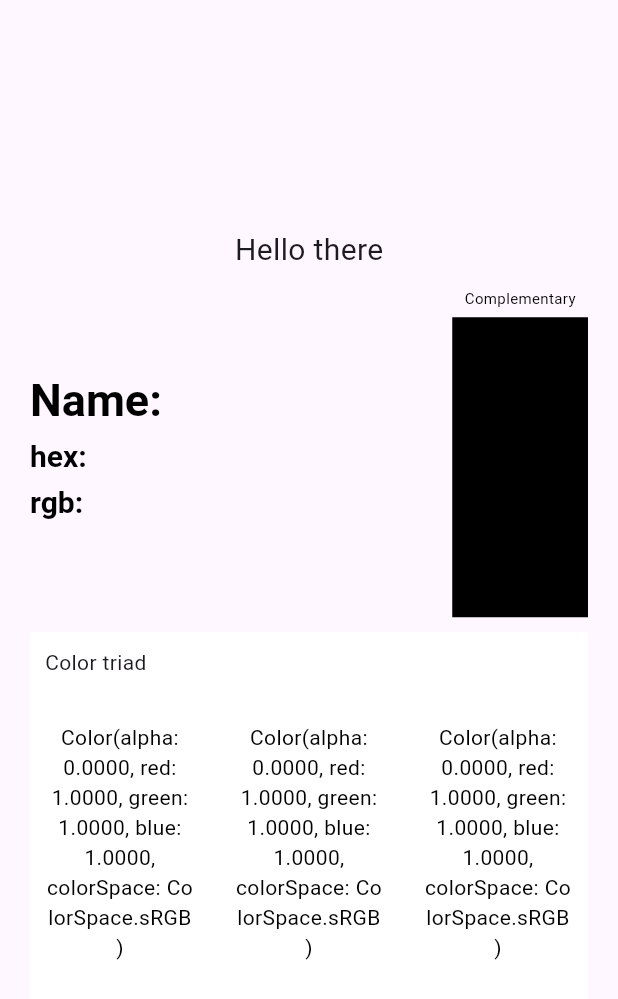
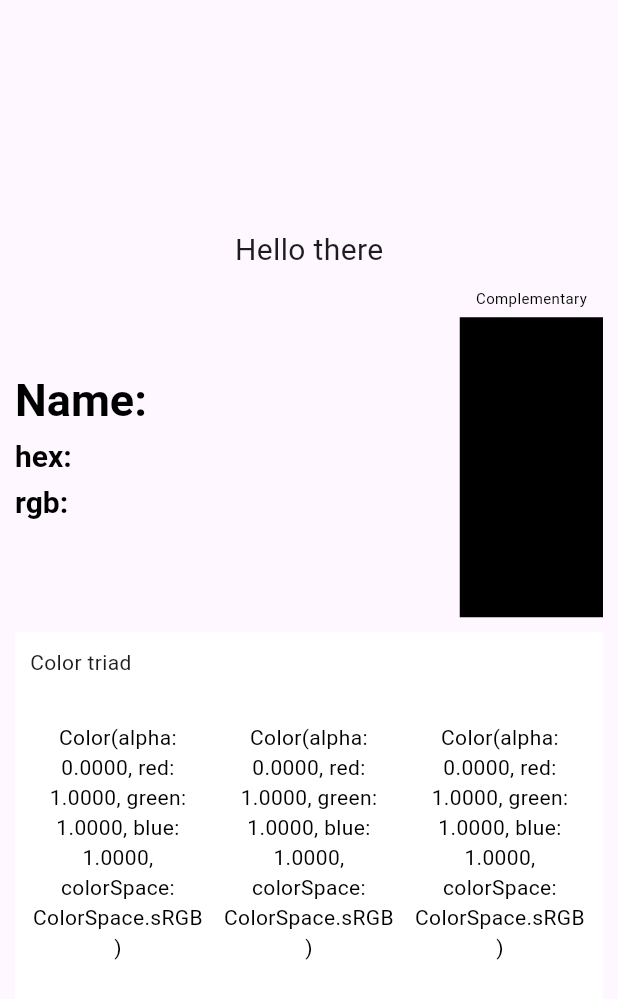
Before and after one commit to YaroslavaShyt/colorista, a Flutter app: the screen it shows after launch, on a phone screen of 412 x 824 dp. Shown: the top 999 px of the screen. Run offline on Flutter 3.47's test engine with Material 3 defaults, Android fonts, the phone set to English and light mode, and no system bars; our stand-ins replace dio, equatable, flutter_bloc, get_it, logger.

Commit message:
- minor ui adjustments

```diff
--- a/lib/presentation/home/home_screen.dart
+++ b/lib/presentation/home/home_screen.dart
@@ -23,7 +23,7 @@ class HomeScreen extends StatelessWidget {
         child: BlocBuilder<HomeCubit, HomeState>(
           builder: (_, HomeState state) {
             return AnimatedContainer(
-              padding: const EdgeInsetsDirectional.all(20),
+              padding: const EdgeInsetsDirectional.all(10),
               duration: const Duration(seconds: 1),
               curve: Curves.easeInOut,
               height: double.infinity,
--- a/lib/presentation/home/widgets/color_container_widget.dart
+++ b/lib/presentation/home/widgets/color_container_widget.dart
@@ -17,9 +17,11 @@ class ColorContainerWidget extends StatelessWidget {
 
   @override
   Widget build(BuildContext context) {
+    final double width = (MediaQuery.sizeOf(context).width / 3) - 20;
+
     return Container(
       height: 200,
-      width: 100,
+      width: width,
       color: color,
       child: Center(
         child: Text(
```
